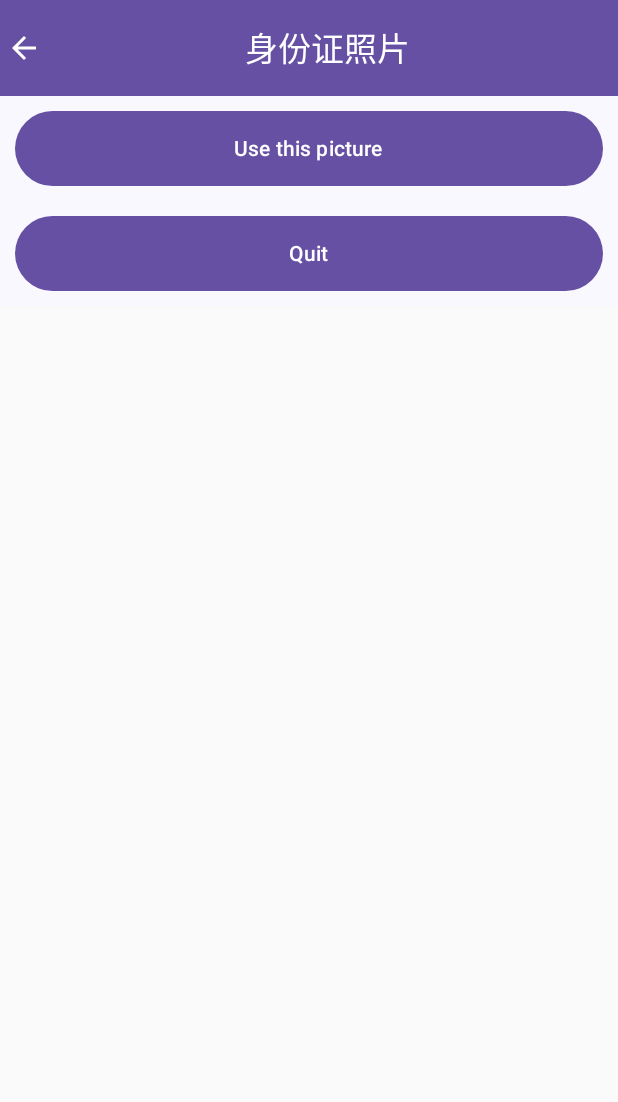
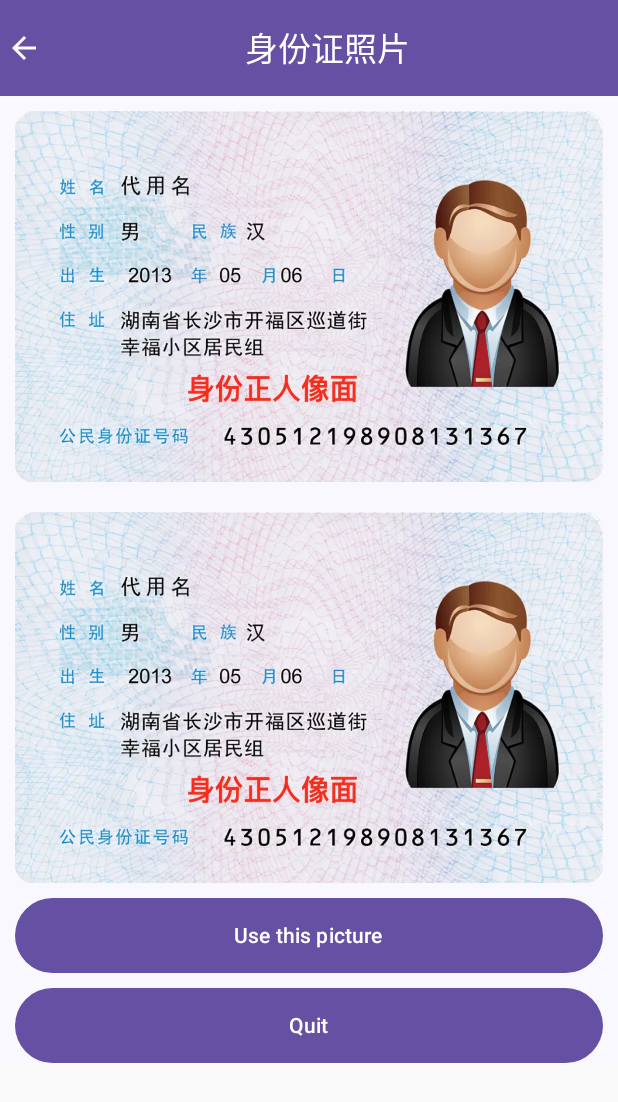
Before and after one commit to JiangNanXiGe2016/CommonSDK, an Android app built with Jetpack Compose: the picture screen opened through its navigation route, on a phone screen of 412 x 824 dp. Shown: the top 1102 px of the screen. Run offline under Robolectric (Android 15) with nearby library versions, the phone set to English and light mode, and no system bars; our stand-ins replace accompanist; libraries missing offline, so code that uses them is left out: androidx.camera.core, androidx.camera.lifecycle, androidx.camera.view, com.google.accompanist.navigation.

Commit message:
upate:ui

```diff
--- a/app/src/main/java/com/example/commonsdk/MainActivity.kt
+++ b/app/src/main/java/com/example/commonsdk/MainActivity.kt
@@ -39,6 +39,7 @@ import androidx.compose.ui.Modifier
 import androidx.compose.ui.graphics.Color
 import androidx.compose.ui.platform.LocalContext
 import androidx.compose.ui.tooling.preview.Preview
+import androidx.navigation.NavController
 import androidx.navigation.compose.NavHost
 import androidx.navigation.compose.composable
 import androidx.navigation.compose.rememberNavController
@@ -92,63 +93,26 @@ fun App() {
     Column() {
         when (index) {
             "main" -> {
-                TopAppBar(colors = TopAppBarDefaults.topAppBarColors(
-                    containerColor = Purple40, titleContentColor = Color.White
+                TopBar(false, "身份证拍照", navController)
+            }
 
-                ), title = {
-                    Row(
-                        modifier = Modifier.fillMaxWidth(),
-                        horizontalArrangement = Arrangement.Center,//设置水平居中对齐
-                        verticalAlignment = Alignment.CenterVertically//设置垂直居中对齐
-                    ) {
-                        Text(
-                            text = "身份证",
-                            color = Color.White,
-                            style = MaterialTheme.typography.titleMedium
-                        )
-                    }
-                })
+            "preview" -> {
+                TopBar(true, "相机预览", navController)
             }
 
             "picture" -> {
-                TopAppBar(colors = TopAppBarDefaults.topAppBarColors(
-                    containerColor = Purple40, titleContentColor = Color.White
-
-                ), title = {
-                    Row(
-                        modifier = Modifier.fillMaxWidth(),
-                        horizontalArrangement = Arrangement.Center,//设置水平居中对齐
-                        verticalAlignment = Alignment.CenterVertically//设置垂直居中对齐
-                    ) {
-                        Text(
-                            text = "身份证照片",
-                            color = Color.White,
-                            style = MaterialTheme.typography.titleMedium
-                        )
-                    }
-                }, navigationIcon = {
-                    Icon(
-                        imageVector = Icons.Default.ArrowBack,
-                        contentDescription = "",
-                        modifier = Modifier.clickable(onClick = {
-                            navController.popBackStack()
-                        }),
-                        tint = Color.White
-                    )
-                })
+                TopBar(true, "身份证照片", navController)
             }
         }
 
         AnimatedNavHost(navController = navController, startDestination = "main") {
             composable("main", enterTransition = {
                 slideIntoContainer(
-                    AnimatedContentTransitionScope.SlideDirection.Left,
-                    animationSpec = tween(700)
+                    AnimatedContentTransitionScope.SlideDirection.Left, animationSpec = tween(100)
                 )
             }, exitTransition = {
                 slideOutOfContainer(
-                    AnimatedContentTransitionScope.SlideDirection.Left,
-                    animationSpec = tween(700)
+                    AnimatedContentTransitionScope.SlideDirection.Left, animationSpec = tween(100)
                 )
 
             }) {
@@ -167,7 +131,7 @@ fun App() {
             }, */exitTransition = {
                 slideOutOfContainer(
                     AnimatedContentTransitionScope.SlideDirection.Left,
-                    animationSpec = tween(700)
+                    animationSpec = tween(100)
                 )
 
             }) {
@@ -179,15 +143,13 @@ fun App() {
                 index = "preview"
 
             }
-            composable("picture",enterTransition = {
+            composable("picture", enterTransition = {
                 slideIntoContainer(
-                    AnimatedContentTransitionScope.SlideDirection.Left,
-                    animationSpec = tween(700)
+                    AnimatedContentTransitionScope.SlideDirection.Left, animationSpec = tween(100)
                 )
             }, exitTransition = {
                 slideOutOfContainer(
-                    AnimatedContentTransitionScope.SlideDirection.Left,
-                    animationSpec = tween(700)
+                    AnimatedContentTransitionScope.SlideDirection.Left, animationSpec = tween(100)
                 )
 
             }) {
@@ -200,4 +162,39 @@ fun App() {
             }
         }
     }
+
+
 }
+
+@OptIn(ExperimentalMaterial3Api::class)
+@Composable
+fun TopBar(enableBack: Boolean, title: String, navController: NavController) {
+
+    TopAppBar(colors = TopAppBarDefaults.topAppBarColors(
+        containerColor = Purple40, titleContentColor = Color.White
+
+    ), title = {
+        Row(
+            modifier = Modifier.fillMaxWidth(),
+            horizontalArrangement = Arrangement.Center,//设置水平居中对齐
+            verticalAlignment = Alignment.CenterVertically//设置垂直居中对齐
+        ) {
+            Text(
+                text = title, color = Color.White, style = MaterialTheme.typography.titleMedium
+            )
+        }
+    }, navigationIcon = {
+        if (enableBack) {
+            Icon(
+                imageVector = Icons.Default.ArrowBack,
+                contentDescription = "",
+                modifier = Modifier.clickable(onClick = {
+                    navController.navigate("main")
+                }),
+                tint = Color.White
+            )
+        }
+
+    })
+
+}
--- a/app/src/main/java/com/example/commonsdk/screen/picture.kt
+++ b/app/src/main/java/com/example/commonsdk/screen/picture.kt
@@ -1,5 +1,8 @@
 package com.example.commonsdk.screen
 
+import android.graphics.drawable.PaintDrawable
+import androidx.compose.foundation.Image
+import androidx.compose.foundation.layout.Box
 import androidx.compose.foundation.layout.Column
 import androidx.compose.foundation.layout.fillMaxWidth
 import androidx.compose.foundation.layout.height
@@ -7,35 +10,87 @@ import androidx.compose.foundation.layout.padding
 import androidx.compose.material3.Button
 import androidx.compose.material3.ButtonColors
 import androidx.compose.material3.ButtonDefaults
+import androidx.compose.material3.Card
 import androidx.compose.material3.Text
 import androidx.compose.runtime.Composable
+import androidx.compose.ui.Alignment
 import androidx.compose.ui.Modifier
+import androidx.compose.ui.layout.ContentScale
+import androidx.compose.ui.platform.LocalConfiguration
+import androidx.compose.ui.platform.LocalDensity
+import androidx.compose.ui.res.painterResource
 import androidx.compose.ui.tooling.preview.Preview
 import androidx.compose.ui.unit.dp
+import com.example.commonsdk.R
 import com.example.commonsdk.ui.theme.Purple40
 
 @Composable
 fun ScreenPicture(saveClick: () -> Unit, quiteClick: () -> Unit) {
     Column() {
+        val configuration = LocalConfiguration.current
+        // 获取屏幕的宽高
+        val screenWidth = configuration.screenWidthDp
+        val factor = 0.6f
+        val cardHeight = (screenWidth * factor)
+        Box(modifier = Modifier.padding(10.dp),contentAlignment = Alignment.Center) {
+            Card(
+                modifier = Modifier
+                    .fillMaxWidth()
+                    .height(cardHeight.dp)
+            ) {
+
+                Image(
+                    painter = painterResource(id = R.drawable.front_side),
+                    contentDescription = "",
+                    contentScale = ContentScale.FillBounds
+                )
+
+            }
+        }
+        Box(modifier = Modifier.padding(10.dp), contentAlignment = Alignment.Center) {
+            Card(
+                modifier = Modifier
+                    .fillMaxWidth()
+                    .height(cardHeight.dp)
+            ) {
+                Image(
+                    painter = painterResource(id = R.drawable.front_side),
+                    contentDescription = "",
+                    contentScale = ContentScale.FillBounds
+
+                )
+            }
+        }
+
+        Box(
+            modifier = Modifier
+                .fillMaxWidth()
+                .padding(10.dp, 0.dp, 10.dp, 0.dp)
+        ) {
             Button(
+                modifier = Modifier
+                    .fillMaxWidth()
+                    .height(50.dp),
                 onClick = saveClick,
-            Modifier
-                .fillMaxWidth()
-                .height(70.dp)
-                .padding(10.dp, 10.dp, 10.dp, 10.dp),
                 colors = ButtonDefaults.buttonColors(containerColor = Purple40),
             ) {
                 Text(text = "Use this picture")
             }
+        }
+        Box(
+            modifier = Modifier
+                .fillMaxWidth()
+                .padding(10.dp, 10.dp, 10.dp, 0.dp)
+        ) {
             Button(
+                modifier = Modifier
+                    .fillMaxWidth()
+                    .height(50.dp),
                 onClick = quiteClick,
-            Modifier
-                .fillMaxWidth()
-                .height(70.dp)
-                .padding(10.dp, 10.dp, 10.dp, 10.dp),
                 colors = ButtonDefaults.buttonColors(containerColor = Purple40),
             ) {
                 Text(text = "Quit")
             }
         }
     }
+}
```
Also changed, not shown: app/src/main/java/com/example/commonsdk/screen/preview.kt (+51 -24 lines), app/src/main/res/drawable/back_side.webp (added), app/src/main/res/drawable/front_side.webp (added). Lines whose indentation alone changed are shown as unchanged.
